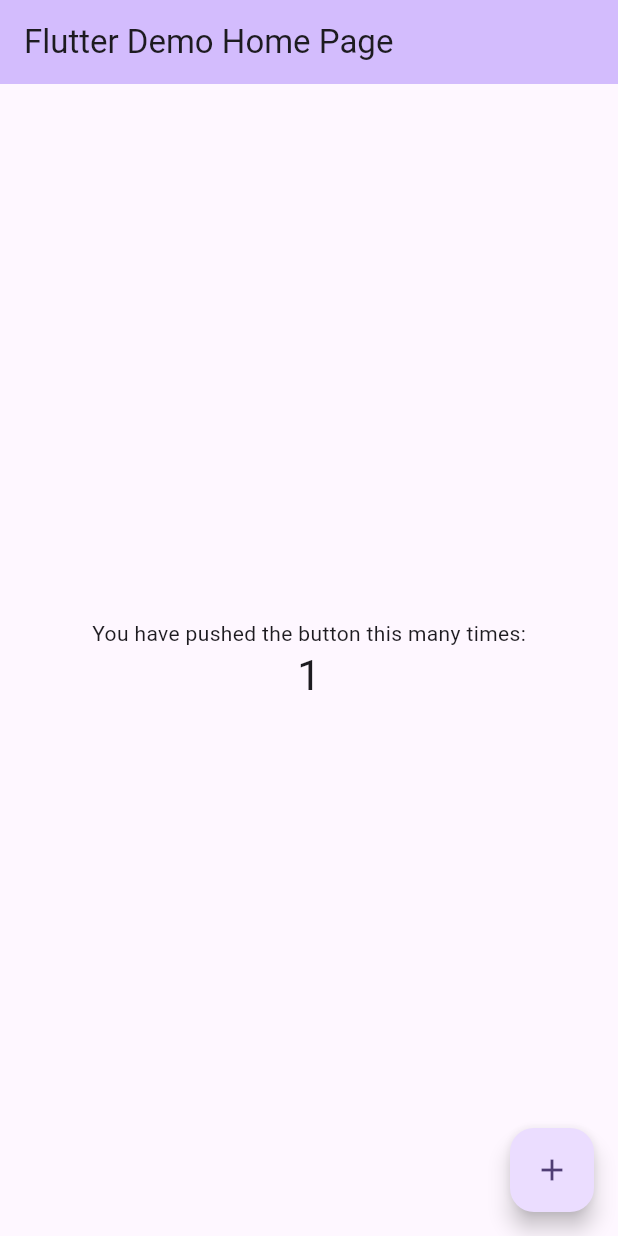
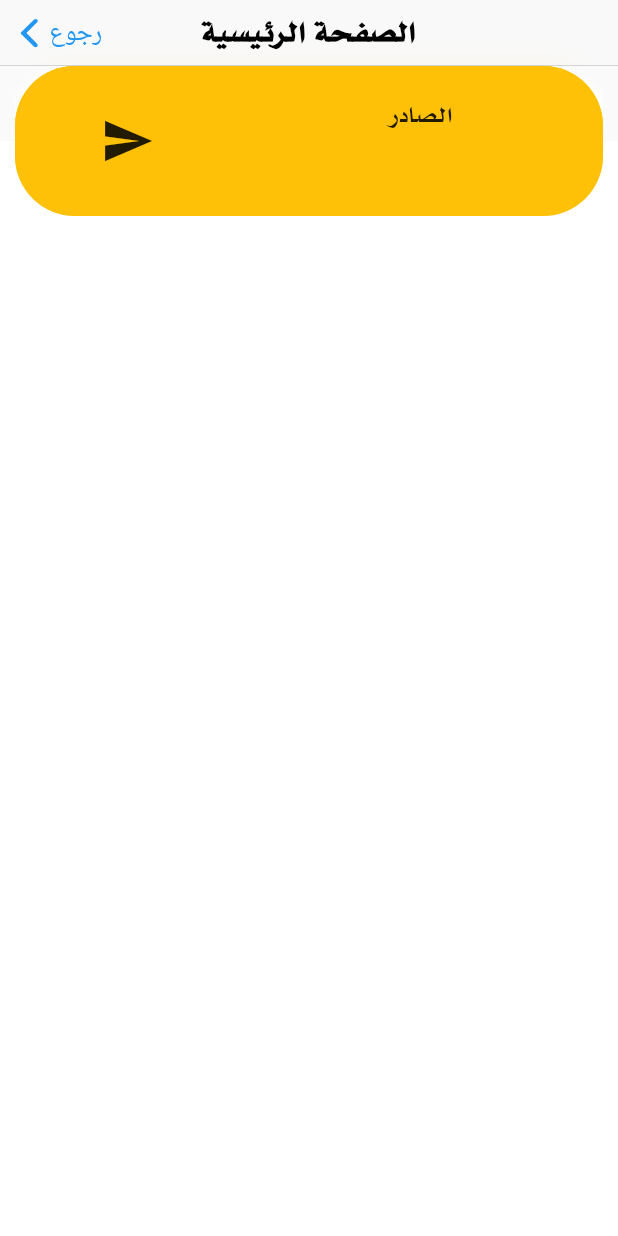
Before and after one commit to sajjad-salam/slab_factory_management, a Flutter app: the screen it shows after launch, after a tap on the "add" icon, on a phone screen of 412 x 824 dp. Run offline on Flutter 3.47's test engine with Material 2 defaults, Android fonts, the phone set to English and light mode, and no system bars; our stand-ins replace get.

```diff
--- a/lib/main.dart
+++ b/lib/main.dart
@@ -1,4 +1,6 @@
 import 'package:flutter/material.dart';
+import 'package:get/get.dart';
+import 'package:slab_factory_management/screens/home/home.dart';
 
 void main() {
   runApp(const MyApp());
@@ -8,21 +10,28 @@ class MyApp extends StatelessWidget {
   const MyApp({super.key});
   @override
   Widget build(BuildContext context) {
-    return MaterialApp(
-      title: 'Flutter Demo',
-      theme: ThemeData(
-        colorScheme: ColorScheme.fromSeed(seedColor: Colors.deepPurple),
-        useMaterial3: true,
-      ),
-      home: const MyHomePage(title: 'Flutter Demo Home Page'),
+    return GetMaterialApp(
+      debugShowCheckedModeBanner: false,
+      defaultTransition: Transition.cupertinoDialog,
+      initialRoute: "/home",
+      getPages: [
+        GetPage(
+          name: "/login",
+          page: () => const champ_screen(),
+        ),
+        GetPage(
+          name: "/home",
+          page: () => MyHomePage(),
+        ),
+      ],
     );
   }
 }
 
 class MyHomePage extends StatefulWidget {
-  const MyHomePage({super.key, required this.title});
-
-  final String title;
+  const MyHomePage({
+    super.key,
+  });
 
   @override
   State<MyHomePage> createState() => _MyHomePageState();
@@ -42,14 +51,18 @@ class _MyHomePageState extends State<MyHomePage> {
     return Scaffold(
       appBar: AppBar(
         backgroundColor: Theme.of(context).colorScheme.inversePrimary,
-        title: Text(widget.title),
+        title: const Text(
+          "ادارة معمل شتايكر بغداد",
+          style: TextStyle(fontFamily: "myfont", color: Colors.black),
+        ),
       ),
       body: Center(
         child: Column(
           mainAxisAlignment: MainAxisAlignment.center,
           children: <Widget>[
             const Text(
-              'You have pushed the button this many times:',
+              'تيست',
+              style: TextStyle(fontFamily: "myfont", fontSize: 22),
             ),
             Text(
               '$_counter',
@@ -59,7 +72,9 @@ class _MyHomePageState extends State<MyHomePage> {
         ),
       ),
       floatingActionButton: FloatingActionButton(
-        onPressed: _incrementCounter,
+        onPressed: () {
+          Get.toNamed("/login");
+        },
         tooltip: 'Increment',
         child: const Icon(Icons.add),
       ),
--- /dev/null
+++ b/lib/screens/home/home.dart
@@ -0,0 +1,457 @@
+import 'package:flutter/cupertino.dart';
+import 'package:flutter/material.dart';
+
+// ignore: camel_case_types
+class champ_screen extends StatefulWidget {
+  const champ_screen({super.key});
+
+  @override
+  State<champ_screen> createState() => _champ_screenState();
+}
+
+// ignore: camel_case_types
+class _champ_screenState extends State<champ_screen> {
+  @override
+  Widget build(BuildContext context) {
+    Size size = MediaQuery.of(context).size;
+    return Scaffold(
+      appBar: const CupertinoNavigationBar(
+        previousPageTitle: "رجوع",
+        middle: Text(
+          "الصفحة الرئيسية",
+          style: TextStyle(fontFamily: "myfont", fontSize: 25),
+        ),
+      ),
+      body: SafeArea(
+        bottom: false,
+        child: Column(
+          children: [
+            Expanded(
+              child: Stack(
+                children: [
+                  Container(
+                    margin: const EdgeInsets.only(top: 50),
+                    // ignore: prefer_const_constructors
+                    decoration: BoxDecoration(
+                        color: Colors.white,
+                        borderRadius: const BorderRadius.only(
+                            // topLeft: Radius.circular(40),
+                            // topRight: Radius.circular(40),
+                            )),
+                  ),
+                  Container(
+                    // ignore: prefer_const_constructors
+                    margin: EdgeInsets.symmetric(
+                      horizontal: 10,
+                    ),
+                    height: 100,
+                    // color: Colors.green,
+                    child: InkWell(
+                      onTap: () {},
+                      child: Stack(
+                        alignment: Alignment.bottomCenter,
+                        // فائدة الستاك انو اكدر اخلي اكثر من عنصر
+                        children: [
+                          Container(
+                            height: 100,
+                            decoration: BoxDecoration(
+                                borderRadius: BorderRadius.circular(40),
+                                color: Colors.amber,
+                                boxShadow: const [
+                                  //شادو او ضل للبوكس الازرق
+                                  BoxShadow(
+                                    offset: Offset(0, 15),
+                                    blurRadius: 25,
+                                    color: Colors.white,
+                                  )
+                                ]),
+                          ),
+                          Positioned(
+                            top: 0,
+                            left: 0,
+                            //خطوات اضافة الصورة داخل الكارد
+                            child: Transform.scale(
+                              scale: 1.5,
+                              child: Container(
+                                padding:
+                                    const EdgeInsets.symmetric(horizontal: 20),
+                                height: 100,
+                                width: 150,
+
+                                child: const Icon(
+                                  Icons.send,
+                                ),
+                                // child: Image.asset(
+                                //   product.image,
+                                //   fit: BoxFit.cover,
+                                // ),
+                              ),
+                            ),
+                          ),
+                          Positioned(
+                            bottom: 0,
+                            right: 0,
+                            child: SizedBox(
+                              height: 136,
+                              //لان الصورة عرضهة 200 ف اني نقصت عرض الشاشة من ال 200
+                              width: size.width - 250,
+                              child: Column(
+                                crossAxisAlignment: CrossAxisAlignment
+                                    .start, // نقل العناصر الى اقصى اليمين
+                                children: [
+                                  const Spacer(), //مسافة
+                                  Padding(
+                                      padding: const EdgeInsets.symmetric(
+                                          horizontal: 20),
+                                      child: Text(
+                                        "الصادر",
+                                        style: TextStyle(
+                                            fontFamily: "myfont", fontSize: 20),
+                                      )),
+                                  const Spacer(), // مسافة
+                                  Padding(
+                                    padding: const EdgeInsets.symmetric(
+                                        horizontal: 20),
+                                  ),
+                                ],
+                              ),
+                            ),
+                          ),
+                          Container(
+                            height: 100,
+                            decoration: BoxDecoration(
+                                borderRadius: BorderRadius.circular(40),
+                                color: Colors.amber,
+                                boxShadow: const [
+                                  //شادو او ضل للبوكس الازرق
+                                  BoxShadow(
+                                    offset: Offset(0, 15),
+                                    blurRadius: 25,
+                                    color: Colors.white,
+                                  )
+                                ]),
+                          ),
+                          Positioned(
+                            top: 0,
+                            left: 0,
+                            //خطوات اضافة الصورة داخل الكارد
+                            child: Transform.scale(
+                              scale: 1.5,
+                              child: Container(
+                                padding:
+                                    const EdgeInsets.symmetric(horizontal: 20),
+                                height: 100,
+                                width: 150,
+
+                                child: const Icon(
+                                  Icons.send,
+                                ),
+                                // child: Image.asset(
+                                //   product.image,
+                                //   fit: BoxFit.cover,
+                                // ),
+                              ),
+                            ),
+                          ),
+                          Positioned(
+                            bottom: 0,
+                            right: 0,
+                            child: SizedBox(
+                              height: 136,
+                              //لان الصورة عرضهة 200 ف اني نقصت عرض الشاشة من ال 200
+                              width: size.width - 250,
+                              child: Column(
+                                crossAxisAlignment: CrossAxisAlignment
+                                    .start, // نقل العناصر الى اقصى اليمين
+                                children: [
+                                  const Spacer(), //مسافة
+                                  Padding(
+                                      padding: const EdgeInsets.symmetric(
+                                          horizontal: 20),
+                                      child: Text(
+                                        "الصادر",
+                                        style: TextStyle(
+                                            fontFamily: "myfont", fontSize: 20),
+                                      )),
+                                  const Spacer(), // مسافة
+                                  Padding(
+                                    padding: const EdgeInsets.symmetric(
+                                        horizontal: 20),
+                                  ),
+                                ],
+                              ),
+                            ),
+                          ),
+                          Container(
+                            height: 100,
+                            decoration: BoxDecoration(
+                                borderRadius: BorderRadius.circular(40),
+                                color: Colors.amber,
+                                boxShadow: const [
+                                  //شادو او ضل للبوكس الازرق
+                                  BoxShadow(
+                                    offset: Offset(0, 15),
+                                    blurRadius: 25,
+                                    color: Colors.white,
+                                  )
+                                ]),
+                          ),
+                          Positioned(
+                            top: 0,
+                            left: 0,
+                            //خطوات اضافة الصورة داخل الكارد
+                            child: Transform.scale(
+                              scale: 1.5,
+                              child: Container(
+                                padding:
+                                    const EdgeInsets.symmetric(horizontal: 20),
+                                height: 100,
+                                width: 150,
+
+                                child: const Icon(
+                                  Icons.send,
+                                ),
+                                // child: Image.asset(
+                                //   product.image,
+                                //   fit: BoxFit.cover,
+                                // ),
+                              ),
+                            ),
+                          ),
+                          Positioned(
+                            bottom: 0,
+                            right: 0,
+                            child: SizedBox(
+                              height: 136,
+                              //لان الصورة عرضهة 200 ف اني نقصت عرض الشاشة من ال 200
+                              width: size.width - 250,
+                              child: Column(
+                                crossAxisAlignment: CrossAxisAlignment
+                                    .start, // نقل العناصر الى اقصى اليمين
+                                children: [
+                                  const Spacer(), //مسافة
+                                  Padding(
+                                      padding: const EdgeInsets.symmetric(
+                                          horizontal: 20),
+                                      child: Text(
+                                        "الصادر",
+                                        style: TextStyle(
+                                            fontFamily: "myfont", fontSize: 20),
+                                      )),
+                                  const Spacer(), // مسافة
+                                  Padding(
+                                    padding: const EdgeInsets.symmetric(
+                                        horizontal: 20),
+                                  ),
+                                ],
+                              ),
+                            ),
+                          ),
+                          Container(
+                            height: 100,
+                            decoration: BoxDecoration(
+                                borderRadius: BorderRadius.circular(40),
+                                color: Colors.amber,
+                                boxShadow: const [
+                                  //شادو او ضل للبوكس الازرق
+                                  BoxShadow(
+                                    offset: Offset(0, 15),
+                                    blurRadius: 25,
+                                    color: Colors.white,
+                                  )
+                                ]),
+                          ),
+                          Positioned(
+                            top: 0,
+                            left: 0,
+                            //خطوات اضافة الصورة داخل الكارد
+                            child: Transform.scale(
+                              scale: 1.5,
+                              child: Container(
+                                padding:
+                                    const EdgeInsets.symmetric(horizontal: 20),
+                                height: 100,
+                                width: 150,
+
+                                child: const Icon(
+                                  Icons.send,
+                                ),
+                                // child: Image.asset(
+                                //   product.image,
+                                //   fit: BoxFit.cover,
+                                // ),
+                              ),
+                            ),
+                          ),
+                          Positioned(
+                            bottom: 0,
+                            right: 0,
+                            child: SizedBox(
+                              height: 136,
+                              //لان الصورة عرضهة 200 ف اني نقصت عرض الشاشة من ال 200
+                              width: size.width - 250,
+                              child: Column(
+                                crossAxisAlignment: CrossAxisAlignment
+                                    .start, // نقل العناصر الى اقصى اليمين
+                                children: [
+                                  const Spacer(), //مسافة
+                                  Padding(
+                                      padding: const EdgeInsets.symmetric(
+                                          horizontal: 20),
+                                      child: Text(
+                                        "الصادر",
+                                        style: TextStyle(
+                                            fontFamily: "myfont", fontSize: 20),
+                                      )),
+                                  const Spacer(), // مسافة
+                                  Padding(
+                                    padding: const EdgeInsets.symmetric(
+                                        horizontal: 20),
+                                  ),
+                                ],
+                              ),
+                            ),
+                          ),
+                          Container(
+                            height: 100,
+                            decoration: BoxDecoration(
+                                borderRadius: BorderRadius.circular(40),
+                                color: Colors.amber,
+                                boxShadow: const [
+                                  //شادو او ضل للبوكس الازرق
+                                  BoxShadow(
+                                    offset: Offset(0, 15),
+                                    blurRadius: 25,
+                                    color: Colors.white,
+                                  )
+                                ]),
+                          ),
+                          Positioned(
+                            top: 0,
+                            left: 0,
+                            //خطوات اضافة الصورة داخل الكارد
+                            child: Transform.scale(
+                              scale: 1.5,
+                              child: Container(
+                                padding:
+                                    const EdgeInsets.symmetric(horizontal: 20),
+                                height: 100,
+                                width: 150,
+
+                                child: const Icon(
+                                  Icons.send,
+                                ),
+                                // child: Image.asset(
+                                //   product.image,
+                                //   fit: BoxFit.cover,
+                                // ),
+                              ),
+                            ),
+                          ),
+                          Positioned(
+                            bottom: 0,
+                            right: 0,
+                            child: SizedBox(
+                              height: 136,
+                              //لان الصورة عرضهة 200 ف اني نقصت عرض الشاشة من ال 200
+                              width: size.width - 250,
+                              child: Column(
+                                crossAxisAlignment: CrossAxisAlignment
+                                    .start, // نقل العناصر الى اقصى اليمين
+                                children: [
+                                  const Spacer(), //مسافة
+                                  Padding(
+                                      padding: const EdgeInsets.symmetric(
+                                          horizontal: 20),
+                                      child: Text(
+                                        "الصادر",
+                                        style: TextStyle(
+                                            fontFamily: "myfont", fontSize: 20),
+                                      )),
+                                  const Spacer(), // مسافة
+                                  Padding(
+                                    padding: const EdgeInsets.symmetric(
+                                        horizontal: 20),
+                                  ),
+                                ],
+                              ),
+                            ),
+                          ),
+                          Container(
+                            height: 100,
+                            decoration: BoxDecoration(
+                                borderRadius: BorderRadius.circular(40),
+                                color: Colors.amber,
+                                boxShadow: const [
+                                  //شادو او ضل للبوكس الازرق
+                                  BoxShadow(
+                                    offset: Offset(0, 15),
+                                    blurRadius: 25,
+                                    color: Colors.white,
+                                  )
+                                ]),
+                          ),
+                          Positioned(
+                            top: 0,
+                            left: 0,
+                            //خطوات اضافة الصورة داخل الكارد
+                            child: Transform.scale(
+                              scale: 1.5,
+                              child: Container(
+                                padding:
+                                    const EdgeInsets.symmetric(horizontal: 20),
+                                height: 100,
+                                width: 150,
+
+                                child: const Icon(
+                                  Icons.send,
+                                ),
+                                // child: Image.asset(
+                                //   product.image,
+                                //   fit: BoxFit.cover,
+                                // ),
+                              ),
+                            ),
+                          ),
+                          Positioned(
+                            bottom: 0,
+                            right: 0,
+                            child: SizedBox(
+                              height: 136,
+                              //لان الصورة عرضهة 200 ف اني نقصت عرض الشاشة من ال 200
+                              width: size.width - 250,
+                              child: Column(
+                                crossAxisAlignment: CrossAxisAlignment
+                                    .start, // نقل العناصر الى اقصى اليمين
+                                children: [
+                                  const Spacer(), //مسافة
+                                  Padding(
+                                      padding: const EdgeInsets.symmetric(
+                                          horizontal: 20),
+                                      child: Text(
+                                        "الصادر",
+                                        style: TextStyle(
+                                            fontFamily: "myfont", fontSize: 20),
+                                      )),
+                                  const Spacer(), // مسافة
+                                  Padding(
+                                    padding: const EdgeInsets.symmetric(
+                                        horizontal: 20),
+                                  ),
+                                ],
+                              ),
+                            ),
+                          ),
+                        ],
+                      ),
+                    ),
+                  ),
+                ],
+              ),
+            ),
+          ],
+        ),
+      ),
+    );
+  }
+}
--- /dev/null
+++ b/lib/screens/home/home_card.dart
@@ -0,0 +1,82 @@
+import 'package:flutter/material.dart';
+
+// ignore: camel_case_types
+class productcard extends StatelessWidget {
+  // final Product product;
+
+  /*
+هاي كانت خطوات تعريف متغيرات تبني عليهن العناصر
+  */
+
+  @override
+  Widget build(BuildContext context) {
+    Size size = MediaQuery.of(context).size;
+    return Container(
+      // ignore: prefer_const_constructors
+      margin: EdgeInsets.symmetric(horizontal: 20, vertical: 20 / 2),
+      height: 200,
+      // color: Colors.green,
+      child: InkWell(
+        onTap: () {},
+        child: Stack(
+          alignment: Alignment.bottomCenter,
+          // فائدة الستاك انو اكدر اخلي اكثر من عنصر
+          children: [
+            Container(
+              height: 166,
+              decoration: BoxDecoration(
+                  borderRadius: BorderRadius.circular(40),
+                  color: Colors.white,
+                  boxShadow: const [
+                    //شادو او ضل للبوكس الازرق
+                    BoxShadow(
+                      offset: Offset(0, 15),
+                      blurRadius: 25,
+                      color: Colors.black12,
+                    )
+                  ]),
+            ),
+            Positioned(
+              top: 0,
+              left: 0,
+              //خطوات اضافة الصورة داخل الكارد
+              child: Container(
+                padding: const EdgeInsets.symmetric(horizontal: 20),
+                height: 160,
+                width: 200,
+                color: Colors.amber,
+                // child: Image.asset(
+                //   product.image,
+                //   fit: BoxFit.cover,
+                // ),
+              ),
+            ),
+            Positioned(
+                bottom: 0,
+                right: 0,
+                child: SizedBox(
+                  height: 136,
+                  //لان الصورة عرضهة 200 ف اني نقصت عرض الشاشة من ال 200
+                  width: size.width - 200,
+                  child: Column(
+                    crossAxisAlignment:
+                        CrossAxisAlignment.start, // نقل العناصر الى اقصى اليمين
+                    children: [
+                      const Spacer(), //مسافة
+                      Padding(
+                          padding: const EdgeInsets.symmetric(horizontal: 20),
+                          child: Text("الصادر")),
+                      const Spacer(), // مسافة
+                      Padding(
+                        padding: const EdgeInsets.symmetric(horizontal: 20),
+                      ),
+                      const Spacer(),
+                    ],
+                  ),
+                ))
+          ],
+        ),
+      ),
+    );
+  }
+}
```
Also changed, not shown: pubspec.yaml (+9 -6 lines), assets/fonts/Cairo-Regular.ttf (added), pubspec.lock, 6 other files.
